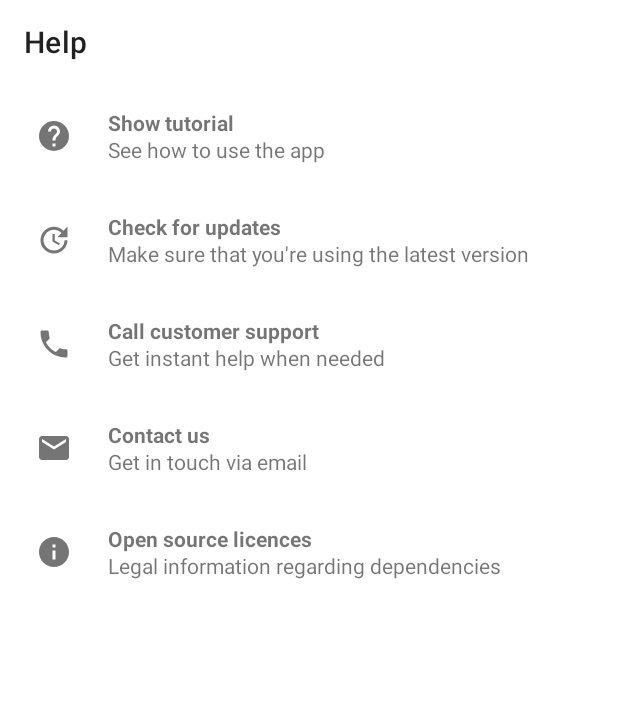
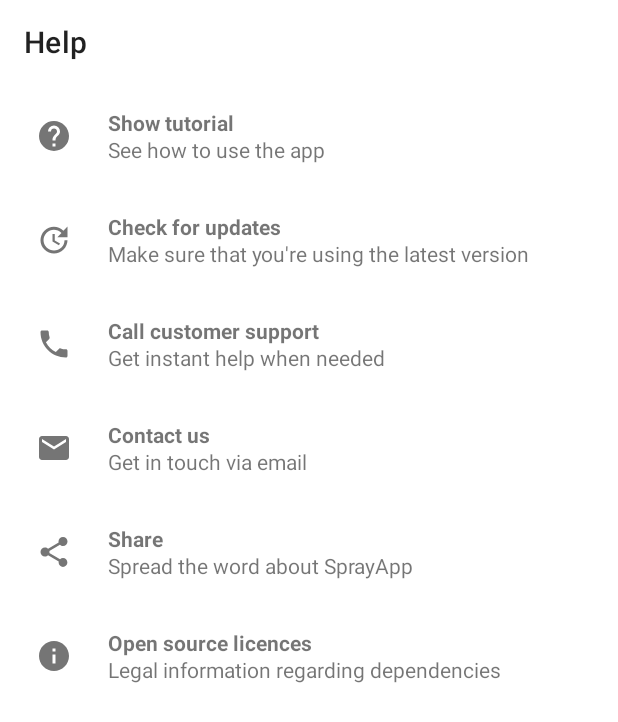
Before and after one commit to pandulapeter/spray-app, an Android app: the fragment HelpContainerFragment placed in its activity, on a phone screen of 412 x 824 dp. Shown: the top 722 px of the screen. Run offline under Robolectric (Android 15) with nearby library versions, the phone set to English and light mode, and no system bars; our stand-ins replace data binding; libraries missing offline, so code that uses them is left out: com.pandulapeter.beagle.

Commit message:
Add Share option to the Help screen.

```diff
--- a/app/src/main/java/com/gyorgyzoltan/sprayApp/feature/main/help/HelpViewModel.kt
+++ b/app/src/main/java/com/gyorgyzoltan/sprayApp/feature/main/help/HelpViewModel.kt
@@ -15,6 +15,7 @@
             ClickableItemViewHolder.UiModel(R.string.help_check_for_updates, R.drawable.ic_update),
             ClickableItemViewHolder.UiModel(R.string.help_call_customer_support, R.drawable.ic_phone),
             ClickableItemViewHolder.UiModel(R.string.help_contact_us, R.drawable.ic_mail),
+            ClickableItemViewHolder.UiModel(R.string.help_share, R.drawable.ic_share),
             ClickableItemViewHolder.UiModel(R.string.help_open_source_licences, R.drawable.ic_licences)
         )
     )
--- /dev/null
+++ b/app/src/main/res/drawable/ic_share.xml
@@ -0,0 +1,9 @@
+<vector xmlns:android="http://schemas.android.com/apk/res/android"
+    android:width="24dp"
+    android:height="24dp"
+    android:viewportWidth="24"
+    android:viewportHeight="24">
+    <path
+        android:fillColor="@color/white"
+        android:pathData="M18,16.08c-0.76,0 -1.44,0.3 -1.96,0.77L8.91,12.7c0.05,-0.23 0.09,-0.46 0.09,-0.7s-0.04,-0.47 -0.09,-0.7l7.05,-4.11c0.54,0.5 1.25,0.81 2.04,0.81 1.66,0 3,-1.34 3,-3s-1.34,-3 -3,-3 -3,1.34 -3,3c0,0.24 0.04,0.47 0.09,0.7L8.04,9.81C7.5,9.31 6.79,9 6,9c-1.66,0 -3,1.34 -3,3s1.34,3 3,3c0.79,0 1.5,-0.31 2.04,-0.81l7.12,4.16c-0.05,0.21 -0.08,0.43 -0.08,0.65 0,1.61 1.31,2.92 2.92,2.92 1.61,0 2.92,-1.31 2.92,-2.92s-1.31,-2.92 -2.92,-2.92z" />
+</vector>
--- a/app/src/main/res/values/strings.xml
+++ b/app/src/main/res/values/strings.xml
@@ -24,6 +24,8 @@
     <string name="help_check_for_updates"><b>Check for updates</b>\nMake sure that you\'re using the latest version</string>
     <string name="help_call_customer_support"><b>Call customer support</b>\nGet instant help when needed</string>
     <string name="help_contact_us"><b>Contact us</b>\nGet in touch via email</string>
+    <string name="help_share"><b>Share</b>\nSpread the word about SprayApp</string>
+    <string name="help_share_text">Check out SprayApp! %s</string>
     <string name="help_open_source_licences"><b>Open source licences</b>\nLegal information regarding dependencies</string>
 
     <!-- Licences -->
```
Also changed, not shown: app/src/main/java/com/gyorgyzoltan/sprayApp/feature/main/help/HelpFragment.kt (+11 -0 lines).
